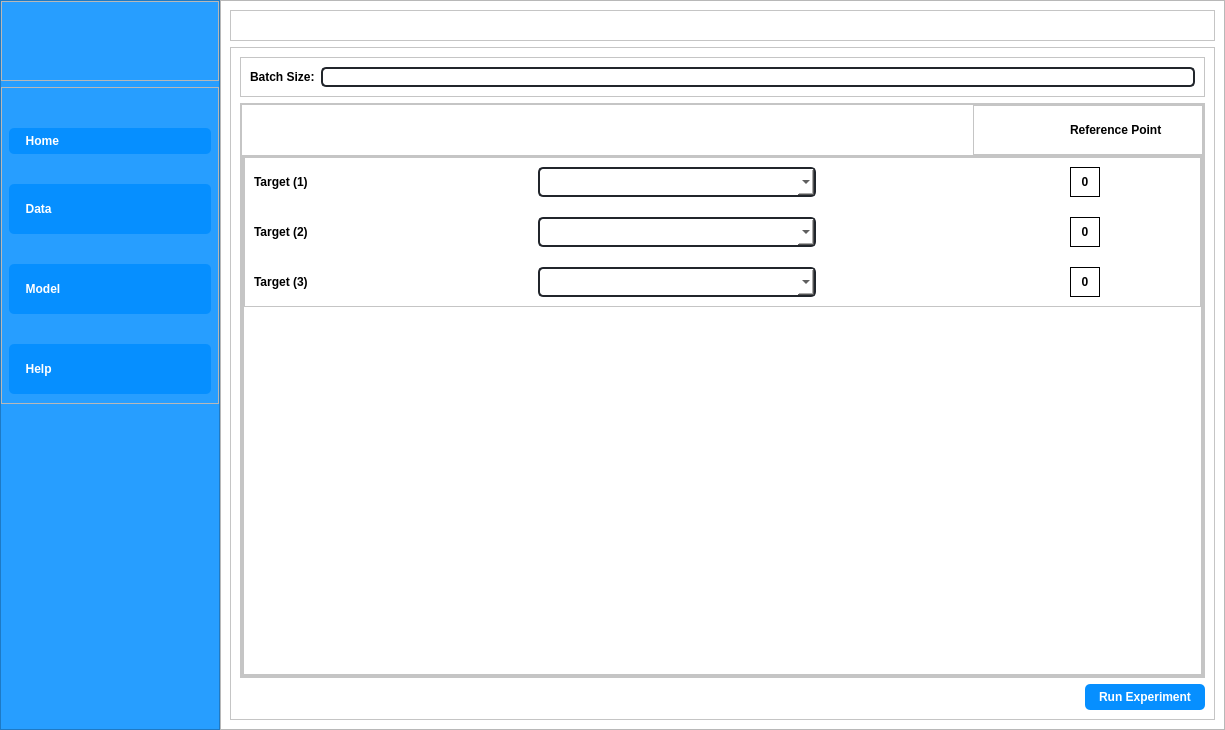
The window that main.ui (ali7haider/Active-Learning-Platform_PyQT5_Desktop_App) describes before a commit, drawn with Qt 5.
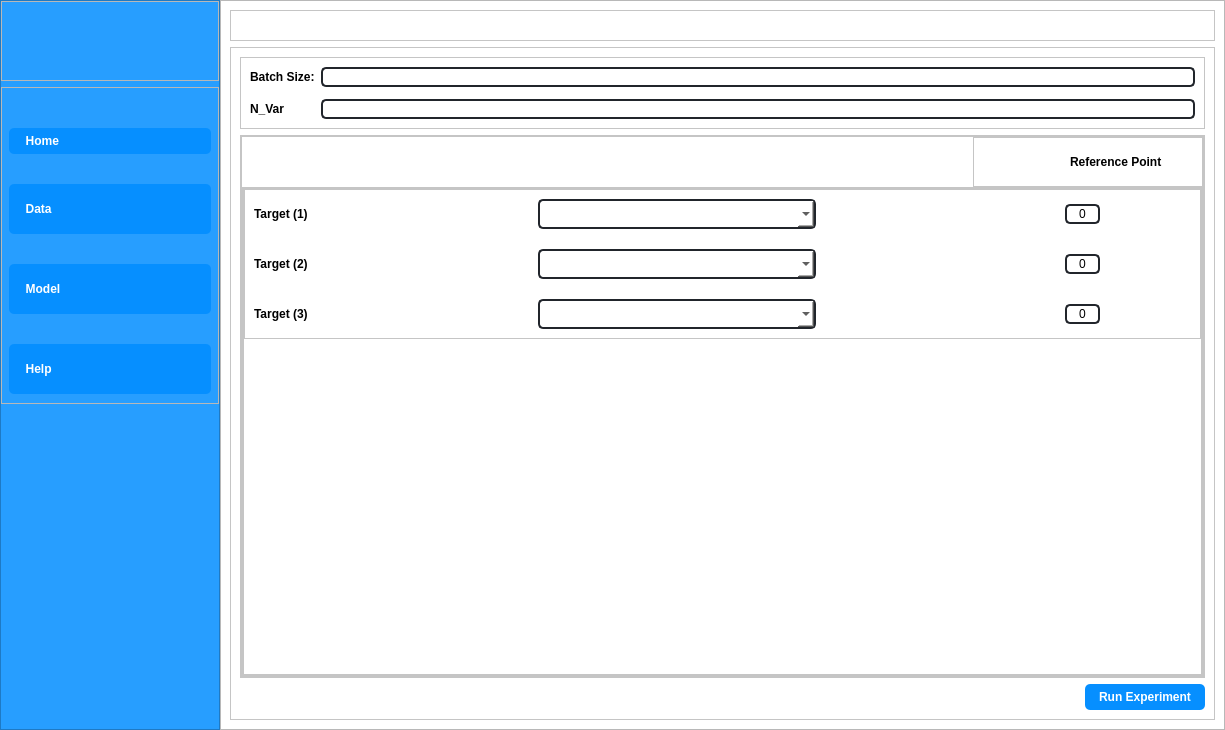
The same window after the commit. The open tabs and pages were chosen to show the change. Icons and pictures are not drawn.

Commit message: Add multi-objective optimization functions for three objectives and two objectives

Patch:
```diff
--- a/main.ui
+++ b/main.ui
@@ -733,7 +733,7 @@
              <string notr="true">background-color:white;</string>
             </property>
             <property name="currentIndex">
-             <number>3</number>
+             <number>10</number>
             </property>
             <widget class="QWidget" name="homePage">
              <property name="styleSheet">
@@ -3160,7 +3160,7 @@
                         </widget>
                        </item>
                        <item alignment="Qt::AlignRight">
-                        <widget class="QPushButton" name="btnSubmitSingleObj_2">
+                        <widget class="QPushButton" name="btnSubmitMultiObj">
                          <property name="minimumSize">
                           <size>
                            <width>120</width>
@@ -3251,13 +3251,9 @@
                     <enum>QFrame::Raised</enum>
                    </property>
                    <layout class="QGridLayout" name="gridLayout_6">
-                    <item row="0" column="0">
-                     <widget class="QLabel" name="label_42">
-                      <property name="text">
-                       <string>Batch Size:</string>
-                      </property>
-                     </widget>
-                    </item>
+                    <property name="verticalSpacing">
+                     <number>12</number>
+                    </property>
                     <item row="0" column="1">
                      <widget class="QLineEdit" name="txtBatchSizeMulti">
                       <property name="maximumSize">
@@ -3268,6 +3264,30 @@
                       </property>
                      </widget>
                     </item>
+                    <item row="0" column="0">
+                     <widget class="QLabel" name="label_42">
+                      <property name="text">
+                       <string>Batch Size:</string>
+                      </property>
+                     </widget>
+                    </item>
+                    <item row="1" column="0">
+                     <widget class="QLabel" name="label_45">
+                      <property name="text">
+                       <string>N_Var</string>
+                      </property>
+                     </widget>
+                    </item>
+                    <item row="1" column="1">
+                     <widget class="QLineEdit" name="txtNVarMulti">
+                      <property name="maximumSize">
+                       <size>
+                        <width>16777215</width>
+                        <height>30</height>
+                       </size>
+                      </property>
+                     </widget>
+                    </item>
                    </layout>
                   </widget>
                  </item>
@@ -3285,7 +3305,7 @@
                       <x>0</x>
                       <y>0</y>
                       <width>955</width>
-                      <height>538</height>
+                      <height>498</height>
                      </rect>
                     </property>
                     <layout class="QVBoxLayout" name="verticalLayout_57">
@@ -3426,47 +3446,6 @@
                                  <property name="verticalSpacing">
                                   <number>20</number>
                                  </property>
-                                 <item row="0" column="3" alignment="Qt::AlignRight">
-                                  <widget class="QLabel" name="lblReference1">
-                                   <property name="minimumSize">
-                                    <size>
-                                     <width>30</width>
-                                     <height>0</height>
-                                    </size>
-                                   </property>
-                                   <property name="styleSheet">
-                                    <string notr="true">border:1px solid black;</string>
-                                   </property>
-                                   <property name="text">
-                                    <string>0</string>
-                                   </property>
-                                   <property name="alignment">
-                                    <set>Qt::AlignCenter</set>
-                                   </property>
-                                  </widget>
-                                 </item>
-                                 <item row="0" column="2">
-                                  <widget class="QComboBox" name="cmbxTarget1"/>
-                                 </item>
-                                 <item row="1" column="3" alignment="Qt::AlignRight">
-                                  <widget class="QLabel" name="lblReference2">
-                                   <property name="minimumSize">
-                                    <size>
-                                     <width>30</width>
-                                     <height>0</height>
-                                    </size>
-                                   </property>
-                                   <property name="styleSheet">
-                                    <string notr="true">border:1px solid black;</string>
-                                   </property>
-                                   <property name="text">
-                                    <string>0</string>
-                                   </property>
-                                   <property name="alignment">
-                                    <set>Qt::AlignCenter</set>
-                                   </property>
-                                  </widget>
-                                 </item>
                                  <item row="0" column="1">
                                   <widget class="QLabel" name="lblTarget1">
                                    <property name="text">
@@ -3481,31 +3460,65 @@
                                    </property>
                                   </widget>
                                  </item>
+                                 <item row="0" column="2">
+                                  <widget class="QComboBox" name="cmbxTarget1">
+                                   <property name="maximumSize">
+                                    <size>
+                                     <width>16777215</width>
+                                     <height>30</height>
+                                    </size>
+                                   </property>
+                                  </widget>
+                                 </item>
                                  <item row="1" column="2">
-                                  <widget class="QComboBox" name="cmbxTarget2"/>
+                                  <widget class="QComboBox" name="cmbxTarget2">
+                                   <property name="maximumSize">
+                                    <size>
+                                     <width>16777215</width>
+                                     <height>30</height>
+                                    </size>
+                                   </property>
+                                  </widget>
+                                 </item>
+                                 <item row="1" column="3" alignment="Qt::AlignRight">
+                                  <widget class="QLineEdit" name="txtReference2">
+                                   <property name="maximumSize">
+                                    <size>
+                                     <width>35</width>
+                                     <height>16777215</height>
+                                    </size>
+                                   </property>
+                                   <property name="text">
+                                    <string>0</string>
+                                   </property>
+                                  </widget>
+                                 </item>
+                                 <item row="0" column="3" alignment="Qt::AlignRight">
+                                  <widget class="QLineEdit" name="txtReference1">
+                                   <property name="maximumSize">
+                                    <size>
+                                     <width>35</width>
+                                     <height>16777215</height>
+                                    </size>
+                                   </property>
+                                   <property name="text">
+                                    <string>0</string>
+                                   </property>
+                                  </widget>
                                  </item>
                                  <item row="2" column="3" alignment="Qt::AlignRight">
-                                  <widget class="QLabel" name="lblReference3">
-                                   <property name="minimumSize">
+                                  <widget class="QLineEdit" name="txtReference3">
+                                   <property name="maximumSize">
                                     <size>
-                                     <width>30</width>
-                                     <height>0</height>
+                                     <width>35</width>
+                                     <height>16777215</height>
                                     </size>
                                    </property>
-                                   <property name="styleSheet">
-                                    <string notr="true">border:1px solid black;</string>
-                                   </property>
                                    <property name="text">
                                     <string>0</string>
                                    </property>
-                                   <property name="alignment">
-                                    <set>Qt::AlignCenter</set>
-                                   </property>
                                   </widget>
                                  </item>
-                                 <item row="2" column="2">
-                                  <widget class="QComboBox" name="cmbxTarget3"/>
-                                 </item>
                                  <item row="2" column="1">
                                   <widget class="QLabel" name="lblTarget3">
                                    <property name="text">
@@ -3513,6 +3526,16 @@
                                    </property>
                                   </widget>
                                  </item>
+                                 <item row="2" column="2">
+                                  <widget class="QComboBox" name="cmbxTarget3">
+                                   <property name="maximumSize">
+                                    <size>
+                                     <width>16777215</width>
+                                     <height>30</height>
+                                    </size>
+                                   </property>
+                                  </widget>
+                                 </item>
                                 </layout>
                                </widget>
                               </item>
```
The commit also changes 4 other files.
